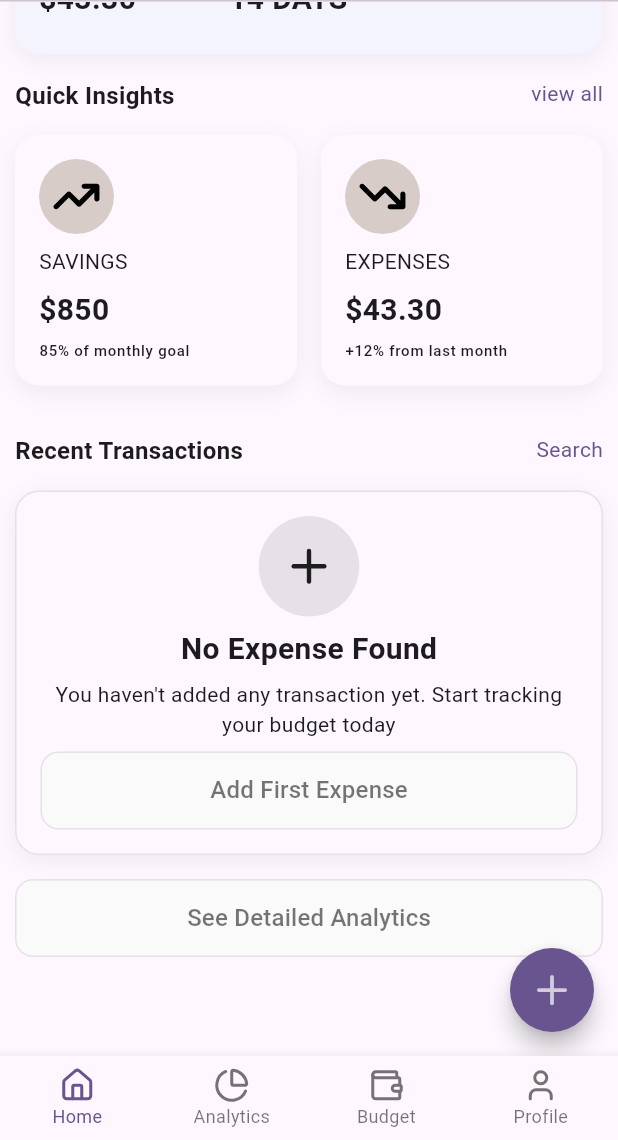
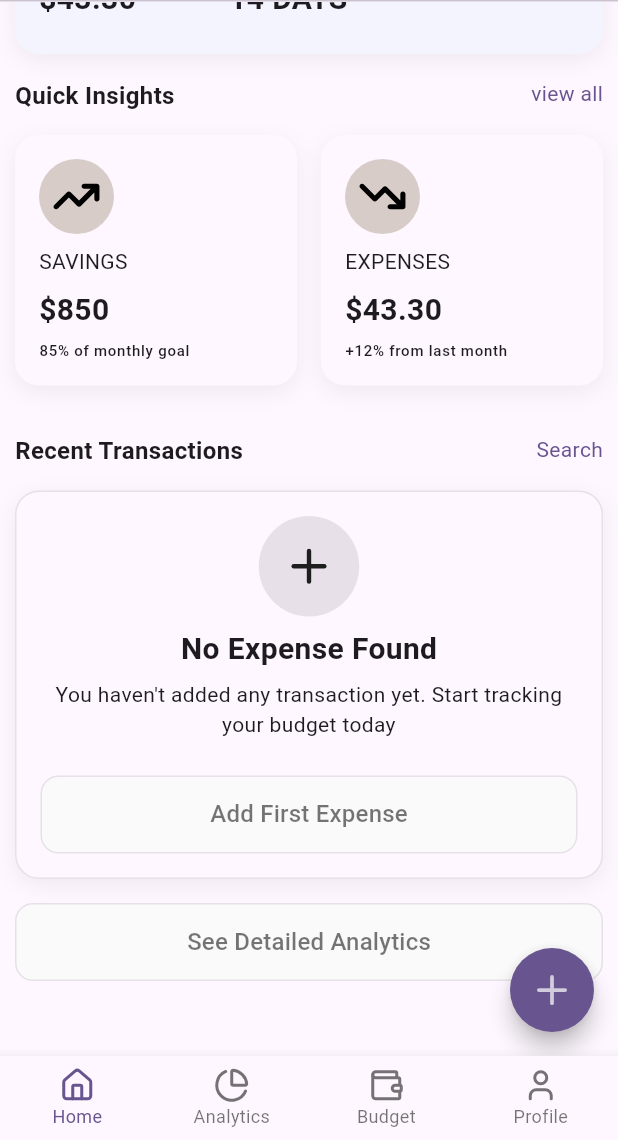
Before and after one commit to demystik/spendly, a Flutter app: the screen it shows after launch, scrolled down 259 dp, on a phone screen of 412 x 824 dp, the part 96-1236 px from its top. Run offline on Flutter 3.47's test engine with Material 3 defaults, Android fonts, the phone set to English and light mode, and no system bars; our stand-ins replace flutter_svg, go_router, lucide_icons_flutter; Roboto replaces fonts that are missing (YourFontFamily).

Commit message:
no expense added

```diff
--- a/lib/shared/no_expense.dart
+++ b/lib/shared/no_expense.dart
@@ -23,7 +23,9 @@ class NoExpense extends StatelessWidget {
             "You haven't added any transaction yet. Start tracking your budget today",
             textAlign: TextAlign.center,
             maxLines: 3,
+
           ),
+          SizedBox(height: AppSpacing.sm,),
           AppButton(
             label: "Add First Expense",
             variant: AppButtonVariant.outlined,
```
